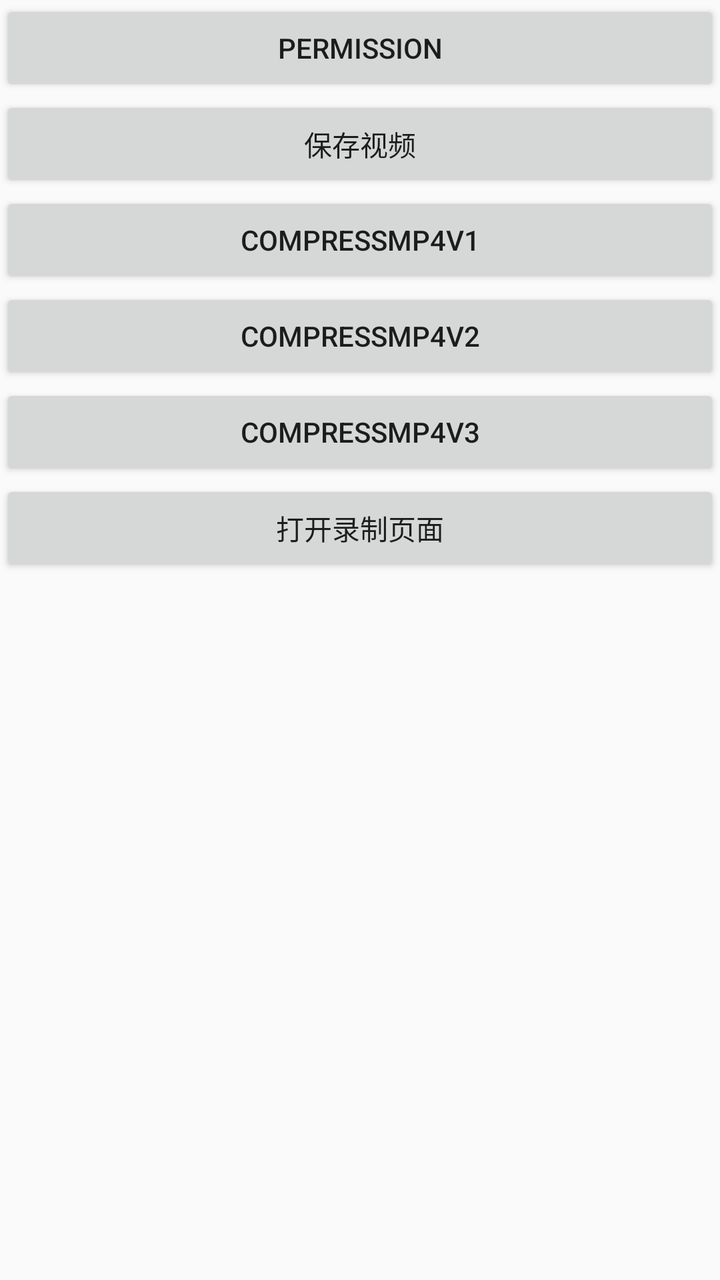
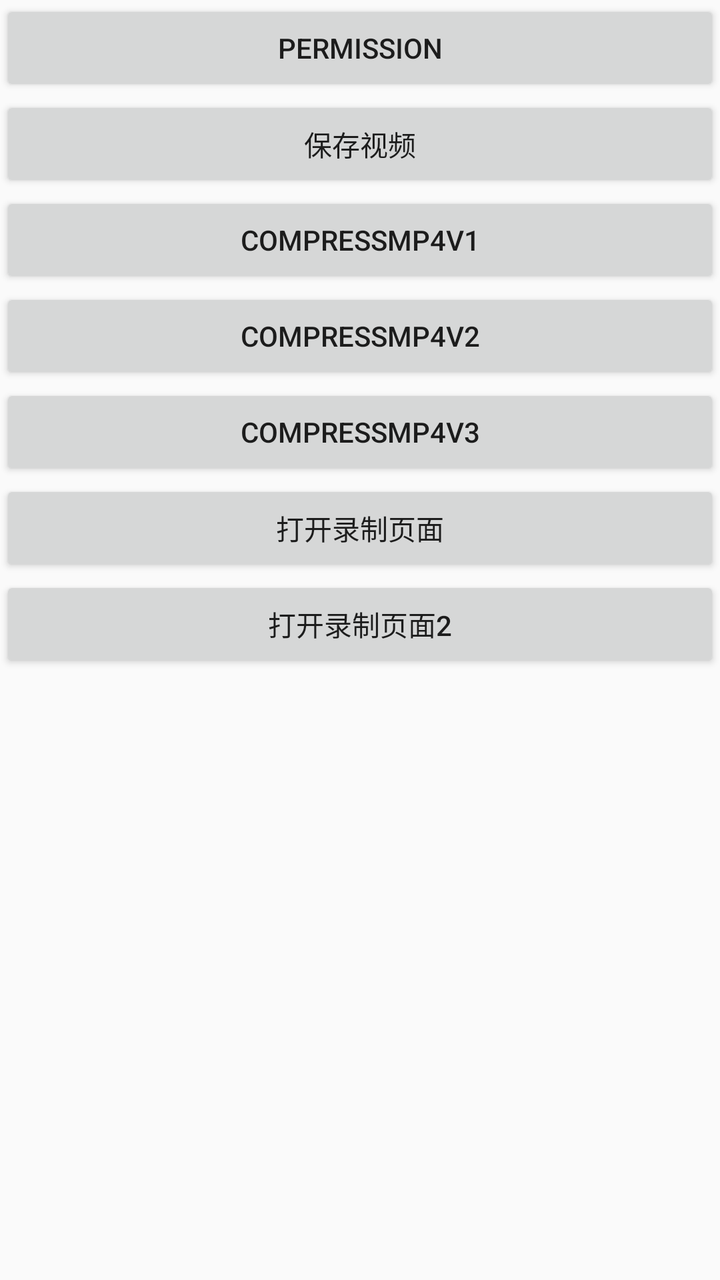

Two renders of the same Android screen: before a commit and after it. Below are the layout's source before the change and the commit's diff.
<!-- AndroidManifest.xml: activity theme AppTheme -->
<!-- res/layout/activity_testffmpeg.xml -->
<?xml version="1.0" encoding="utf-8"?>
<LinearLayout xmlns:android="http://schemas.android.com/apk/res/android"
    android:layout_width="match_parent"
    android:layout_height="match_parent"
    android:orientation="vertical">

    <Button
        android:id="@+id/btn_permission"
        android:layout_width="match_parent"
        android:layout_height="wrap_content"
        android:text="permission" />


    <Button
        android:id="@+id/button"
        android:layout_width="match_parent"
        android:layout_height="wrap_content"
        android:text="保存视频" />


    <Button
        android:id="@+id/buttonCompressMp4V1"
        android:layout_width="match_parent"
        android:layout_height="wrap_content"
        android:text="compressMp4V1" />

    <Button
        android:id="@+id/buttonCompressMp4V2"
        android:layout_width="match_parent"
        android:layout_height="wrap_content"
        android:text="compressMp4V2" />

    <Button
        android:id="@+id/buttonCompressMp4V3"
        android:layout_width="match_parent"
        android:layout_height="wrap_content"
        android:text="compressMp4V3" />


    <Button
        android:id="@+id/buttonOpenCard"
        android:layout_width="match_parent"
        android:layout_height="wrap_content"
        android:text="打开录制页面" />
</LinearLayout>
<!-- resources referenced by this layout -->
<resources>
  <style name="AppTheme" parent="Theme.AppCompat.Light.NoActionBar">
          <item name="android:immersive">true</item>
          <item name="android:windowFullscreen">true</item>
          <item name="android:windowTranslucentStatus">true</item>
          <item name="android:windowTranslucentNavigation">true</item>
      </style>
</resources>

<!-- the commit's change to res/layout/activity_testffmpeg.xml (unified diff, before → after) -->
@@ -42,4 +42,10 @@
         android:layout_width="match_parent"
         android:layout_height="wrap_content"
         android:text="打开录制页面" />
+
+    <Button
+        android:id="@+id/buttonOpenBase"
+        android:layout_width="match_parent"
+        android:layout_height="wrap_content"
+        android:text="打开录制页面2" />
 </LinearLayout>
